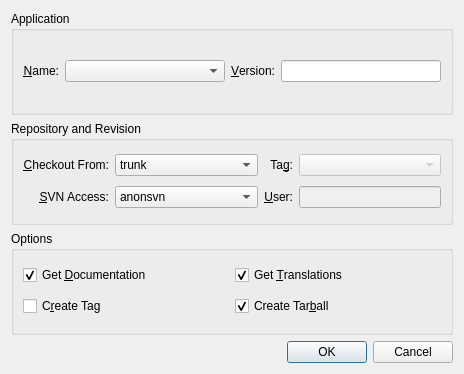
Qt form scripts/release/releasedialog.ui (KDE/partitionmanager) before a commit.
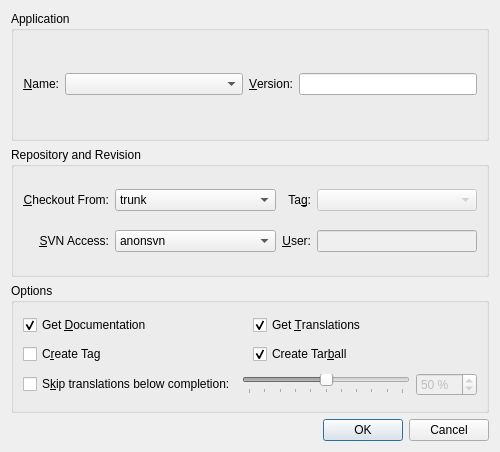
The same form after that commit.

Commit message: Add feature to skip translations that are below a given completeness level.

The edit to the form file:
```diff
--- a/scripts/release/releasedialog.ui
+++ b/scripts/release/releasedialog.ui
@@ -5,10 +5,16 @@
    <rect>
     <x>0</x>
     <y>0</y>
-    <width>464</width>
-    <height>374</height>
+    <width>500</width>
+    <height>452</height>
    </rect>
   </property>
+  <property name="minimumSize" >
+   <size>
+    <width>500</width>
+    <height>0</height>
+   </size>
+  </property>
   <property name="windowTitle" >
    <string>KDE Release Builder</string>
   </property>
@@ -211,7 +217,7 @@
       <string>Options</string>
      </property>
      <layout class="QGridLayout" name="gridLayout_2" >
-      <item row="1" column="0" >
+      <item row="0" column="0" >
        <widget class="QCheckBox" name="checkDocs" >
         <property name="text" >
          <string>Get &amp;Documentation</string>
@@ -221,17 +227,7 @@
         </property>
        </widget>
       </item>
-      <item row="3" column="1" >
-       <widget class="QCheckBox" name="checkTarball" >
-        <property name="text" >
-         <string>Create Tar&amp;ball</string>
-        </property>
-        <property name="checked" >
-         <bool>true</bool>
-        </property>
-       </widget>
-      </item>
-      <item row="1" column="1" >
+      <item row="0" column="1" >
        <widget class="QCheckBox" name="checkTranslations" >
         <property name="text" >
          <string>Get &amp;Translations</string>
@@ -241,13 +237,78 @@
         </property>
        </widget>
       </item>
-      <item row="3" column="0" >
+      <item row="1" column="1" >
+       <widget class="QCheckBox" name="checkTarball" >
+        <property name="text" >
+         <string>Create Tar&amp;ball</string>
+        </property>
+        <property name="checked" >
+         <bool>true</bool>
+        </property>
+       </widget>
+      </item>
+      <item row="1" column="0" >
        <widget class="QCheckBox" name="checkTag" >
         <property name="text" >
          <string>C&amp;reate Tag</string>
         </property>
        </widget>
       </item>
+      <item row="2" column="0" colspan="2" >
+       <layout class="QHBoxLayout" name="horizontalLayout" >
+        <item>
+         <widget class="QCheckBox" name="checkSkipTrans" >
+          <property name="text" >
+           <string>S&amp;kip translations below completion:</string>
+          </property>
+         </widget>
+        </item>
+        <item>
+         <widget class="QSlider" name="sliderSkipTrans" >
+          <property name="enabled" >
+           <bool>false</bool>
+          </property>
+          <property name="maximum" >
+           <number>100</number>
+          </property>
+          <property name="singleStep" >
+           <number>5</number>
+          </property>
+          <property name="value" >
+           <number>50</number>
+          </property>
+          <property name="orientation" >
+           <enum>Qt::Horizontal</enum>
+          </property>
+          <property name="tickPosition" >
+           <enum>QSlider::TicksBelow</enum>
+          </property>
+          <property name="tickInterval" >
+           <number>10</number>
+          </property>
+         </widget>
+        </item>
+        <item>
+         <widget class="QSpinBox" name="spinSkipTrans" >
+          <property name="enabled" >
+           <bool>false</bool>
+          </property>
+          <property name="suffix" >
+           <string> %</string>
+          </property>
+          <property name="maximum" >
+           <number>100</number>
+          </property>
+          <property name="singleStep" >
+           <number>5</number>
+          </property>
+          <property name="value" >
+           <number>50</number>
+          </property>
+         </widget>
+        </item>
+       </layout>
+      </item>
      </layout>
     </widget>
    </item>
```
Left out of the diff: 75 changed lines with no effect on the pictures. The commit also changes 4 other files.
